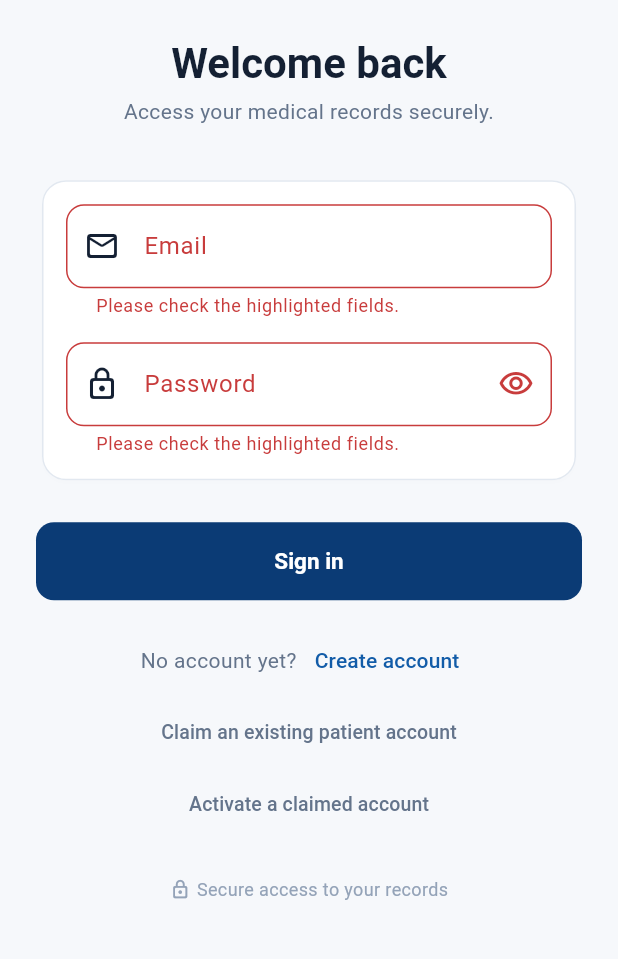
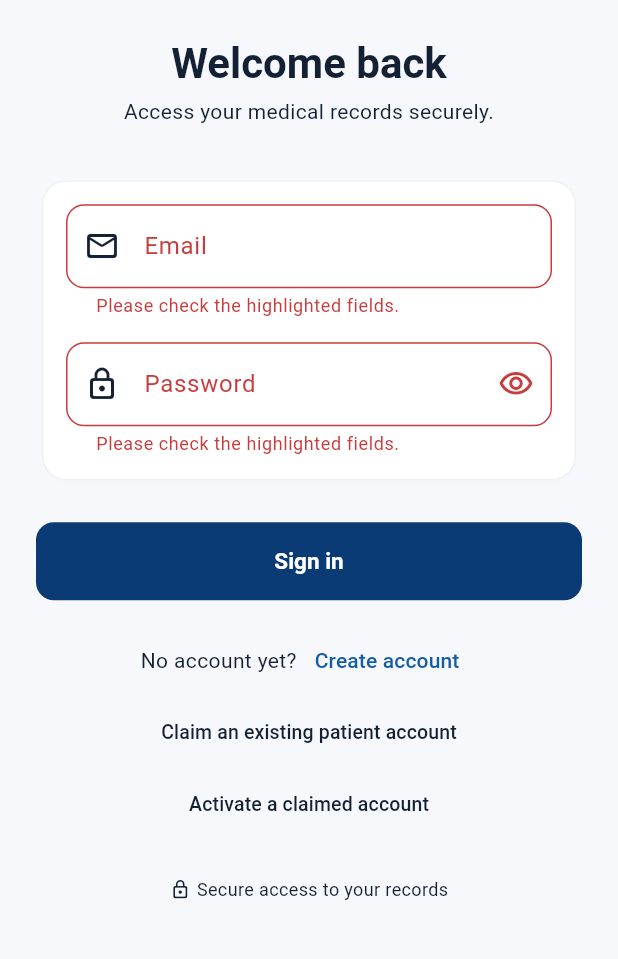
Before and after one commit to TechDaDev/pmdap_flutter, a Flutter app: the screen it shows after launch, after a tap on "Sign in", on a phone screen of 412 x 824 dp, the part 269-1228 px from its top. Run offline on Flutter 3.47's test engine with Material 3 defaults, Android fonts, the phone set to English and light mode, and no system bars; our stand-ins replace dio, file_picker, flutter_riverpod, flutter_secure_storage, freezed_annotation, go_router and 3 more; network calls fail.

Commit message:
fix(theme): dark-mode contrast in auth, home, cards, shell
Replace hardcoded light text/background colors with theme-derived onSurface/onSurfaceVariant; drop forced light Scaffold/AppBar backgrounds; let NavigationBar theme color selected icons.

```diff
--- a/lib/features/auth/presentation/login_screen.dart
+++ b/lib/features/auth/presentation/login_screen.dart
@@ -67,7 +67,6 @@ class _LoginScreenState extends ConsumerState<LoginScreen> {
     final theme = Theme.of(context);
 
     return Scaffold(
-      backgroundColor: AppColors.pageBg,
       body: SafeArea(
         child: Center(
           child: SingleChildScrollView(
@@ -86,14 +85,16 @@ class _LoginScreenState extends ConsumerState<LoginScreen> {
                       l10n.welcomeBack,
                       style: theme.textTheme.headlineMedium?.copyWith(
                         fontWeight: FontWeight.w700,
-                        color: AppColors.textPrimary,
+                        color: theme.colorScheme.onSurface,
                       ),
                       textAlign: TextAlign.center,
                     ),
                     const SizedBox(height: AppSpacing.xs),
                     Text(
                       l10n.loginSubtitleSecure,
-                      style: TextStyle(color: AppColors.textSecondary),
+                      style: TextStyle(
+                        color: theme.colorScheme.onSurfaceVariant,
+                      ),
                       textAlign: TextAlign.center,
                     ),
                     const SizedBox(height: AppSpacing.xxxl),
@@ -102,7 +103,9 @@ class _LoginScreenState extends ConsumerState<LoginScreen> {
                       shadowColor: Colors.black.withAlpha(10),
                       shape: RoundedRectangleBorder(
                         borderRadius: BorderRadius.circular(AppRadii.card),
-                        side: const BorderSide(color: AppColors.border),
+                        side: BorderSide(
+                          color: theme.colorScheme.outlineVariant,
+                        ),
                       ),
                       child: Padding(
                         padding: const EdgeInsets.all(AppSpacing.lg),
@@ -182,7 +185,9 @@ class _LoginScreenState extends ConsumerState<LoginScreen> {
                       children: [
                         Text(
                           l10n.noAccountYet,
-                          style: TextStyle(color: AppColors.textSecondary),
+                          style: TextStyle(
+                            color: theme.colorScheme.onSurfaceVariant,
+                          ),
                         ),
                         TextButton(
                           onPressed: () => context.go(Routes.register),
@@ -196,7 +201,7 @@ class _LoginScreenState extends ConsumerState<LoginScreen> {
                         l10n.claimExistingAccount,
                         style: TextStyle(
                           fontSize: 13,
-                          color: AppColors.textSecondary,
+                          color: theme.colorScheme.onSurfaceVariant,
                         ),
                       ),
                     ),
@@ -206,7 +211,7 @@ class _LoginScreenState extends ConsumerState<LoginScreen> {
                         l10n.activateClaimedAccount,
                         style: TextStyle(
                           fontSize: 13,
-                          color: AppColors.textSecondary,
+                          color: theme.colorScheme.onSurfaceVariant,
                         ),
                       ),
                     ),
@@ -217,14 +222,14 @@ class _LoginScreenState extends ConsumerState<LoginScreen> {
                         Icon(
                           Icons.lock_outline_rounded,
                           size: 14,
-                          color: AppColors.textMuted,
+                          color: theme.colorScheme.onSurfaceVariant,
                         ),
                         const SizedBox(width: AppSpacing.xs),
                         Text(
                           l10n.secureFooter,
                           style: TextStyle(
                             fontSize: 12,
-                            color: AppColors.textMuted,
+                            color: theme.colorScheme.onSurfaceVariant,
                           ),
                         ),
                       ],
--- a/lib/features/auth/presentation/splash_screen.dart
+++ b/lib/features/auth/presentation/splash_screen.dart
@@ -27,7 +27,6 @@ class _SplashScreenState extends ConsumerState<SplashScreen> {
     final l10n = AppLocalizations.of(context);
 
     return Scaffold(
-      backgroundColor: AppColors.pageBg,
       body: Center(
         child: Column(
           mainAxisSize: MainAxisSize.min,
@@ -39,13 +38,16 @@ class _SplashScreenState extends ConsumerState<SplashScreen> {
               style: TextStyle(
                 fontSize: 24,
                 fontWeight: FontWeight.w700,
-                color: AppColors.primaryNavy,
+                color: Theme.of(context).colorScheme.primary,
               ),
             ),
             const SizedBox(height: AppSpacing.sm),
             Text(
               l10n.logoSubtitle,
-              style: TextStyle(fontSize: 14, color: AppColors.textSecondary),
+              style: TextStyle(
+                fontSize: 14,
+                color: Theme.of(context).colorScheme.onSurfaceVariant,
+              ),
             ),
             const SizedBox(height: AppSpacing.xxxl),
             SizedBox(
```
Also changed, not shown: lib/app/main_shell.dart (+4 -17 lines), lib/core/widgets/document_card.dart (+6 -3 lines), lib/features/documents/presentation/medical_document_card.dart (+6 -3 lines), lib/features/home/presentation/home_screen.dart (+11 -8 lines).
